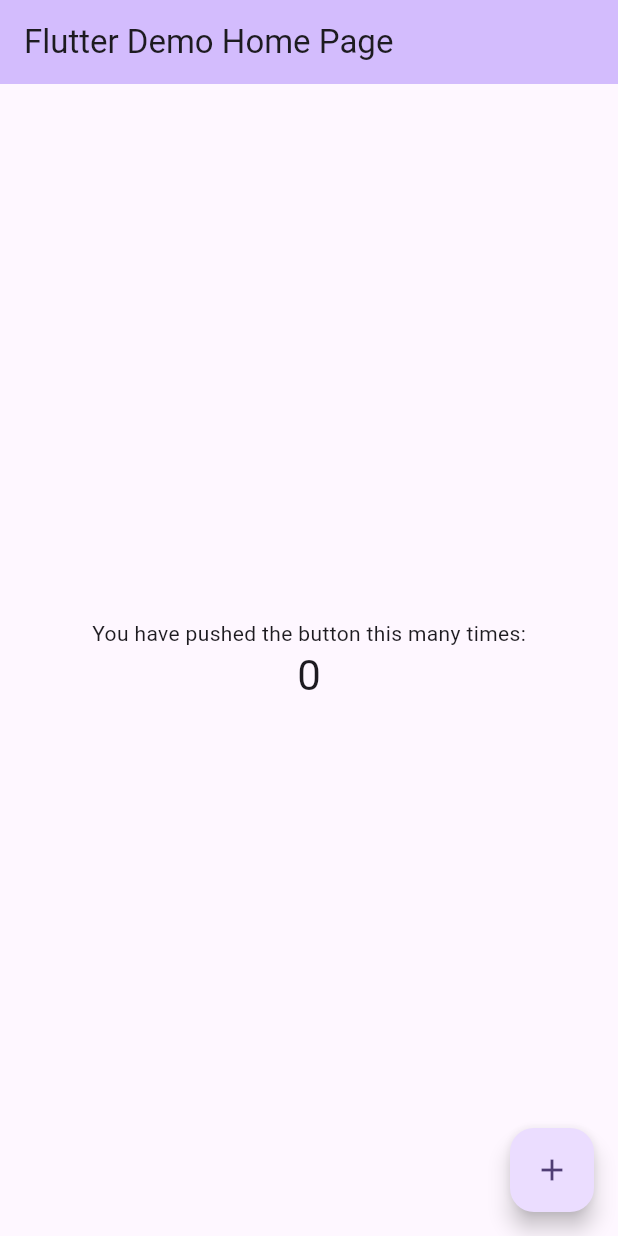
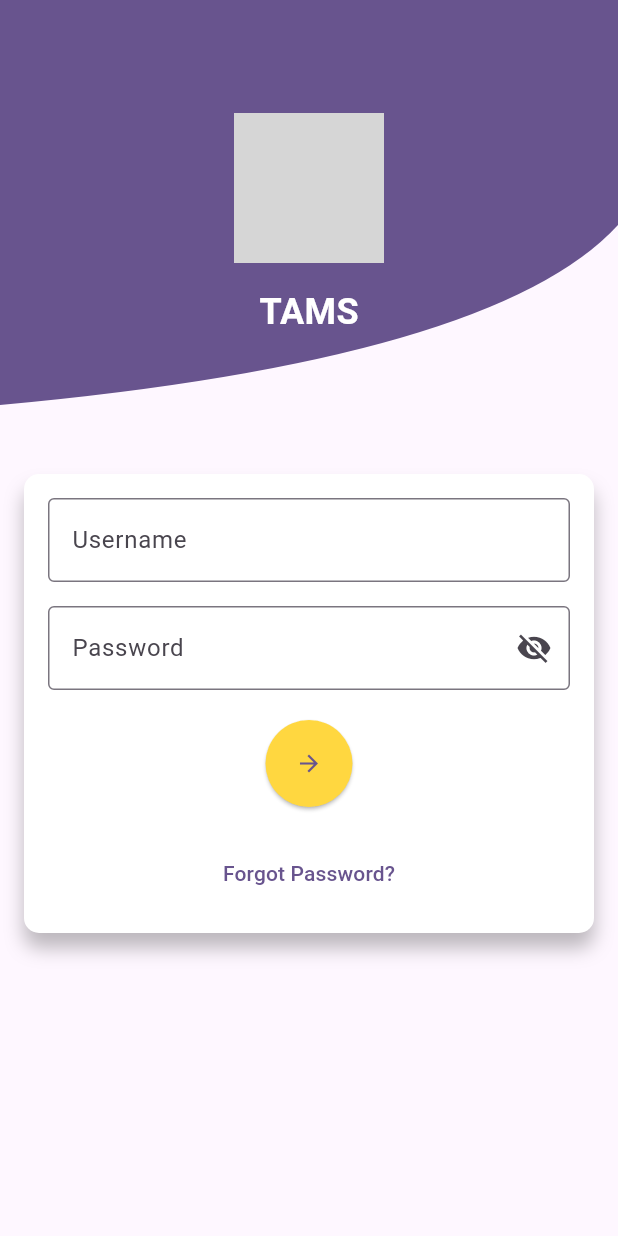
Before and after one commit to suryapixous/TAMS, a Flutter app: the screen it shows after launch, on a phone screen of 412 x 824 dp. Run offline on Flutter 3.47's test engine with Material 3 defaults, Android fonts, the phone set to English and light mode, and no system bars; grey boxes are pictures that could not be loaded.

Commit message:
first commit

```diff
--- a/tams/lib/main.dart
+++ b/tams/lib/main.dart
@@ -1,4 +1,5 @@
 import 'package:flutter/material.dart';
+import 'package:tams/MYcustomWidgets/Customwidgets.dart';
 
 void main() {
   runApp(const MyApp());
@@ -7,27 +8,12 @@
 class MyApp extends StatelessWidget {
   const MyApp({super.key});
 
-  // This widget is the root of your application.
   @override
   Widget build(BuildContext context) {
     return MaterialApp(
+      debugShowCheckedModeBanner: false,
       title: 'Flutter Demo',
       theme: ThemeData(
-        // This is the theme of your application.
-        //
-        // TRY THIS: Try running your application with "flutter run". You'll see
-        // the application has a purple toolbar. Then, without quitting the app,
-        // try changing the seedColor in the colorScheme below to Colors.green
-        // and then invoke "hot reload" (save your changes or press the "hot
-        // reload" button in a Flutter-supported IDE, or press "r" if you used
-        // the command line to start the app).
-        //
-        // Notice that the counter didn't reset back to zero; the application
-        // state is not lost during the reload. To reset the state, use hot
-        // restart instead.
-        //
-        // This works for code too, not just values: Most code changes can be
-        // tested with just a hot reload.
         colorScheme: ColorScheme.fromSeed(seedColor: Colors.deepPurple),
         useMaterial3: true,
       ),
@@ -39,15 +25,6 @@
 class MyHomePage extends StatefulWidget {
   const MyHomePage({super.key, required this.title});
 
-  // This widget is the home page of your application. It is stateful, meaning
-  // that it has a State object (defined below) that contains fields that affect
-  // how it looks.
-
-  // This class is the configuration for the state. It holds the values (in this
-  // case the title) provided by the parent (in this case the App widget) and
-  // used by the build method of the State. Fields in a Widget subclass are
-  // always marked "final".
-
   final String title;
 
   @override
@@ -55,71 +32,187 @@
 }
 
 class _MyHomePageState extends State<MyHomePage> {
-  int _counter = 0;
+  final TextEditingController _usernameController = TextEditingController();
+  final TextEditingController _passwordController = TextEditingController();
+  bool _isPasswordVisible = false;
 
-  void _incrementCounter() {
-    setState(() {
-      // This call to setState tells the Flutter framework that something has
-      // changed in this State, which causes it to rerun the build method below
-      // so that the display can reflect the updated values. If we changed
-      // _counter without calling setState(), then the build method would not be
-      // called again, and so nothing would appear to happen.
-      _counter++;
-    });
+  // Function to handle login logic
+  void _login() async {
+    final username = _usernameController.text;
+    final password = _passwordController.text;
+
+    // Hit API with username and password
+    final isSuccess = await _hitLoginApi(username, password);
+
+    if (isSuccess) {
+      // Navigate to the next page if login is successful
+      Navigator.push(
+        context,
+        MaterialPageRoute(builder: (context) => const NextPage()),
+      );
+    } else {
+      // Show an error message if login is unsuccessful
+      ScaffoldMessenger.of(context).showSnackBar(
+        const SnackBar(content: Text('Login failed. Please try again.')),
+      );
+    }
+  }
+
+  // Dummy function to simulate an API call
+  Future<bool> _hitLoginApi(String username, String password) async {
+    // Implement your API call logic here
+    // Return true if login is successful, otherwise false
+    return true; // Dummy implementation
   }
 
   @override
   Widget build(BuildContext context) {
-    // This method is rerun every time setState is called, for instance as done
-    // by the _incrementCounter method above.
-    //
-    // The Flutter framework has been optimized to make rerunning build methods
-    // fast, so that you can just rebuild anything that needs updating rather
-    // than having to individually change instances of widgets.
     return Scaffold(
-      appBar: AppBar(
-        // TRY THIS: Try changing the color here to a specific color (to
-        // Colors.amber, perhaps?) and trigger a hot reload to see the AppBar
-        // change color while the other colors stay the same.
-        backgroundColor: Theme.of(context).colorScheme.inversePrimary,
-        // Here we take the value from the MyHomePage object that was created by
-        // the App.build method, and use it to set our appbar title.
-        title: Text(widget.title),
+      body: Column(
+        children: [
+          // Custom top curved container with logo and text
+          ClipPath(
+            clipper: TopCurveClipper(),
+            child: Container(
+              height: 300,
+              color: Theme.of(context).colorScheme.primary,
+              child: Center(
+                child: Column(
+                  mainAxisAlignment: MainAxisAlignment.center,
+                  children: [
+                    // Replace 'assets/logo.png' with the actual path to your logo image
+                    Image.asset(
+                      'assets/logo.png',
+                      height: 100,
                     ),
-      body: Center(
-        // Center is a layout widget. It takes a single child and positions it
-        // in the middle of the parent.
-        child: Column(
-          // Column is also a layout widget. It takes a list of children and
-          // arranges them vertically. By default, it sizes itself to fit its
-          // children horizontally, and tries to be as tall as its parent.
-          //
-          // Column has various properties to control how it sizes itself and
-          // how it positions its children. Here we use mainAxisAlignment to
-          // center the children vertically; the main axis here is the vertical
-          // axis because Columns are vertical (the cross axis would be
-          // horizontal).
-          //
-          // TRY THIS: Invoke "debug painting" (choose the "Toggle Debug Paint"
-          // action in the IDE, or press "p" in the console), to see the
-          // wireframe for each widget.
-          mainAxisAlignment: MainAxisAlignment.center,
-          children: <Widget>[
+                    const SizedBox(height: 16),
                     const Text(
-              'You have pushed the button this many times:',
+                      'TAMS',
+                      style: TextStyle(
+                        color: Colors.white,
+                        fontSize: 24,
+                        fontWeight: FontWeight.bold,
                       ),
-            Text(
-              '$_counter',
-              style: Theme.of(context).textTheme.headlineMedium,
                     ),
                   ],
                 ),
               ),
-      floatingActionButton: FloatingActionButton(
-        onPressed: _incrementCounter,
-        tooltip: 'Increment',
-        child: const Icon(Icons.add),
-      ), // This trailing comma makes auto-formatting nicer for build methods.
+            ),
+          ),
+          Expanded(
+            child: SingleChildScrollView(
+              child: Padding(
+                padding: const EdgeInsets.all(16.0),
+                child: Center(
+                  child: Container(
+                    width: 500,
+                    padding: const EdgeInsets.all(16.0),
+                    decoration: BoxDecoration(
+                      color: Colors.white,
+                      borderRadius: BorderRadius.circular(10),
+                      boxShadow: [
+                        BoxShadow(
+                          color: Colors.black26,
+                          blurRadius: 10,
+                          offset: Offset(0, 10),
+                        ),
+                      ],
+                    ),
+                    child: Column(
+                      mainAxisAlignment: MainAxisAlignment.center,
+                      children: <Widget>[
+                        // Username text field
+                        TextField(
+                          controller: _usernameController,
+                          decoration: const InputDecoration(
+                            labelText: 'Username',
+                            border: OutlineInputBorder(),
+                          ),
+                        ),
+                        const SizedBox(height: 16),
+                        // Password text field with visibility toggle
+                        TextField(
+                          controller: _passwordController,
+                          decoration: InputDecoration(
+                            labelText: 'Password',
+                            border: const OutlineInputBorder(),
+                            suffixIcon: IconButton(
+                              icon: Icon(
+                                _isPasswordVisible
+                                    ? Icons.visibility
+                                    : Icons.visibility_off,
+                              ),
+                              onPressed: () {
+                                setState(() {
+                                  _isPasswordVisible = !_isPasswordVisible;
+                                });
+                              },
+                            ),
+                          ),
+                          obscureText: !_isPasswordVisible,
+                        ),
+                        const SizedBox(height: 20),
+                        // Submit button with custom color
+                        ElevatedButton(
+                          onPressed: _login,
+                          style: ElevatedButton.styleFrom(
+                            shape: const CircleBorder(),
+                            padding: const EdgeInsets.all(20),
+                            backgroundColor:
+                                Colors.amberAccent, // Change button color here
+                          ),
+                          child: const Icon(Icons.arrow_forward),
+                        ),
+                        const SizedBox(height: 20),
+                        // Forgot password button
+                        TextButton(
+                          onPressed: () {
+                            Navigator.push(
+                              context,
+                              MaterialPageRoute(
+                                  builder: (context) =>
+                                      const ForgotPasswordPage()),
+                            );
+                          },
+                          child: const Text('Forgot Password?'),
+                        ),
+                      ],
+                    ),
+                  ),
+                ),
+              ),
+            ),
+          ),
+        ],
+      ),
     );
   }
 }
+
+// Custom clipper for top curved container
+
+// Page to navigate after successful login
+class NextPage extends StatelessWidget {
+  const NextPage({super.key});
+
+  @override
+  Widget build(BuildContext context) {
+    return Scaffold(
+      appBar: AppBar(title: const Text('Next Page')),
+      body: const Center(child: Text('You have successfully logged in!')),
+    );
+  }
+}
+
+// Forgot Password page
+class ForgotPasswordPage extends StatelessWidget {
+  const ForgotPasswordPage({super.key});
+
+  @override
+  Widget build(BuildContext context) {
+    return Scaffold(
+      appBar: AppBar(title: const Text('Forgot Password')),
+      body: const Center(child: Text('Forgot Password Page')),
+    );
+  }
+}
```
Also changed, not shown: 48 other files. Lines whose indentation alone changed are shown as unchanged.
